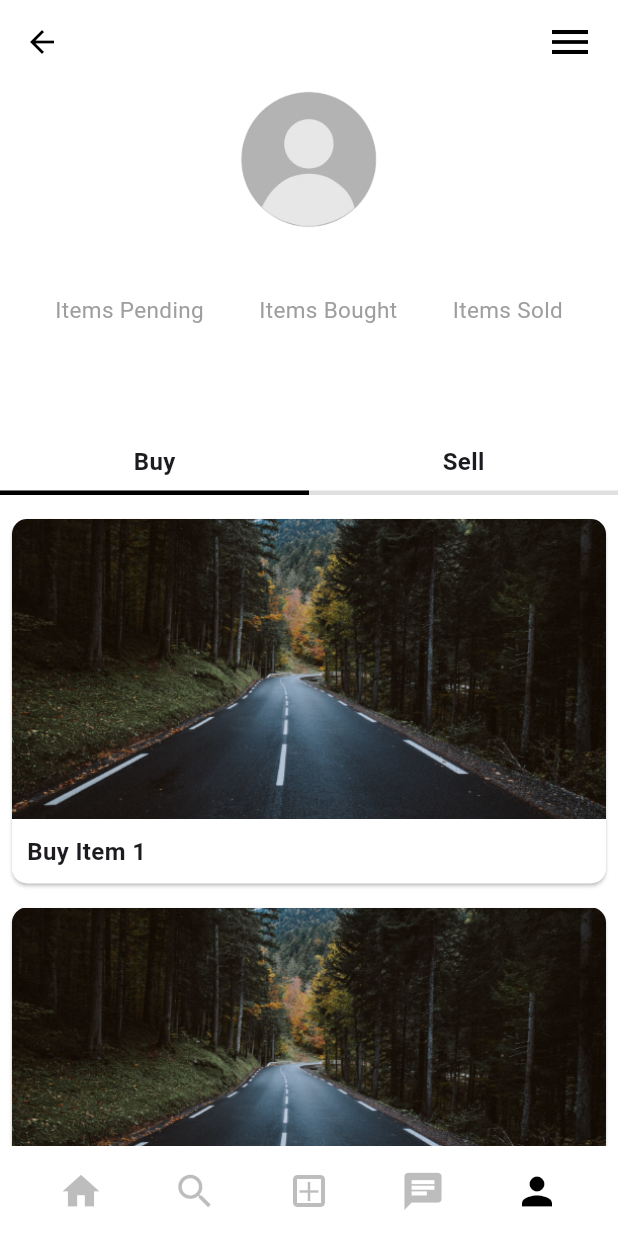
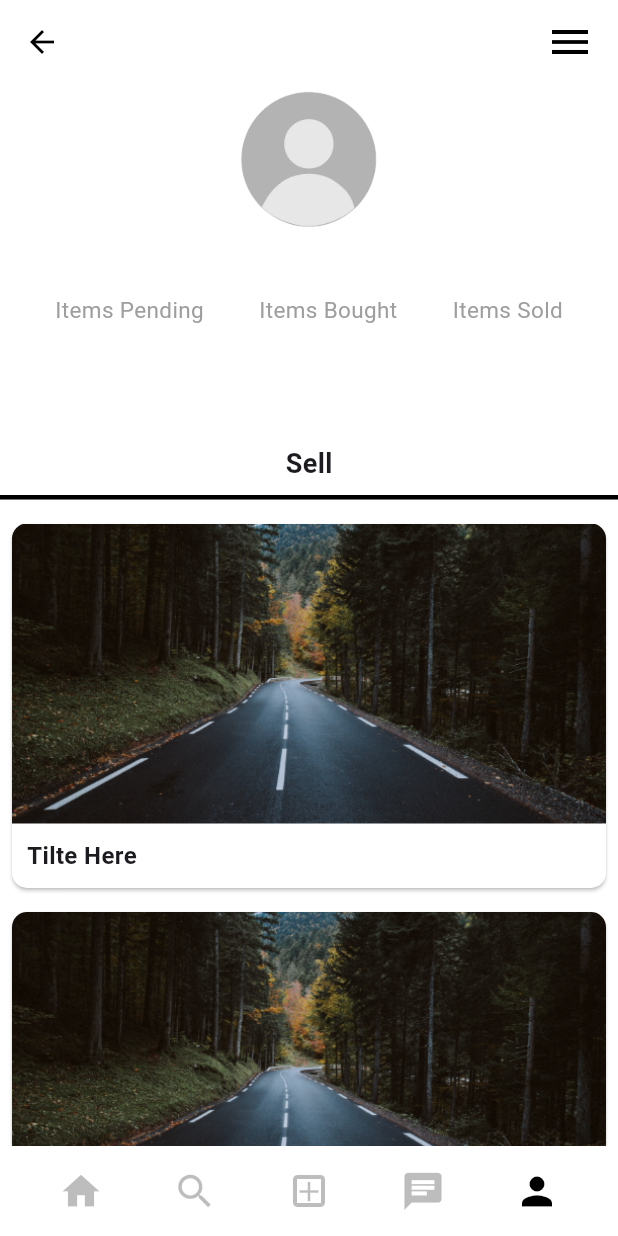
Before and after one commit to gyanratan-code/krackhack, a Flutter app: the ProfilePage screen opened by its route, on a phone screen of 412 x 824 dp. Run offline on Flutter 3.47's test engine with Material 3 defaults, Android fonts, the phone set to English and light mode, and no system bars; our stand-ins replace cloud_firestore, file_picker, firebase_auth, firebase_core, firebase_messaging, flutter_dotenv; missing offline and left inert: cloudinary_flutter, cloudinary_public, cloudinary_url_gen; accounts and stored records are empty.

Commit message:
removed buy button

```diff
--- a/lib/views/profile.dart
+++ b/lib/views/profile.dart
@@ -1,6 +1,7 @@
 import 'package:flutter/material.dart';
 import 'package:firebase_auth/firebase_auth.dart';
 import 'package:cloud_firestore/cloud_firestore.dart';
+import 'package:iit_marketing/views/ItemPage.dart';
 import 'package:iit_marketing/views/footer.dart';
 
 class ProfilePage extends StatefulWidget {
@@ -10,9 +11,6 @@ class ProfilePage extends StatefulWidget {
 
 class _ProfilePageState extends State<ProfilePage> {
   final FirebaseAuth _auth = FirebaseAuth.instance;
-
-  // Tracks selected tab
-  bool isBuySelected = true;
 
   // Sample Data for posts
   final List<String> buyPosts =
@@ -128,34 +126,12 @@ class _ProfilePageState extends State<ProfilePage> {
                             children: [
                               Expanded(
                                 child: GestureDetector(
-                                  onTap: () {
-                                    setState(() {
-                                      isBuySelected = true;
-                                    });
-                                  },
-                                  child: Column(
-                                    children: [
-                                      Text("Buy",
-                                          style: TextStyle(
-                                              fontSize: 16,
-                                              fontWeight: FontWeight.bold)),
-                                      SizedBox(height: 8),
-                                    ],
-                                  ),
-                                ),
-                              ),
-                              Expanded(
-                                child: GestureDetector(
-                                  onTap: () {
-                                    setState(() {
-                                      isBuySelected = false;
-                                    });
-                                  },
+                                  onTap: () {},
                                   child: Column(
                                     children: [
                                       Text("Sell",
                                           style: TextStyle(
-                                              fontSize: 16,
+                                              fontSize: 18,
                                               fontWeight: FontWeight.bold)),
                                       SizedBox(height: 8),
                                     ],
@@ -174,12 +150,10 @@ class _ProfilePageState extends State<ProfilePage> {
                               AnimatedContainer(
                                 duration: Duration(milliseconds: 300),
                                 curve: Curves.easeInOut,
-                                width: screenWidth / 2,
+                                width: screenWidth,
                                 height: 3,
                                 color: Colors.black,
-                                transform: Matrix4.translationValues(
-                                    isBuySelected ? 0 : screenWidth / 2, 0, 0),
-                              ),
+                              )
                             ],
                           ),
                         ],
@@ -190,14 +164,19 @@ class _ProfilePageState extends State<ProfilePage> {
                       physics: NeverScrollableScrollPhysics(),
                       shrinkWrap: true,
                       padding: EdgeInsets.all(8),
-                      itemCount:
-                          isBuySelected ? buyPosts.length : sellPosts.length,
+                      itemCount: 5,
+                          // isBuySelected ? buyPosts.length : sellPosts.length,
                       itemBuilder: (context, index) {
-                        String title =
-                            isBuySelected ? buyPosts[index] : sellPosts[index];
+                        String title = "Tilte Here";
+                            // isBuySelected ? buyPosts[index] : sellPosts[index];
                         return GestureDetector(
                           onTap: () {
-                            Navigator.pushNamed(context, "/itemPage");
+                            // Navigator.push(
+                            //   context,
+                            //   MaterialPageRoute(
+                            //     builder: (context) => ItemPage(product: []),
+                            //   ),
+                            // );
                           },
                           child: Card(
                             color: Colors.white,
```
